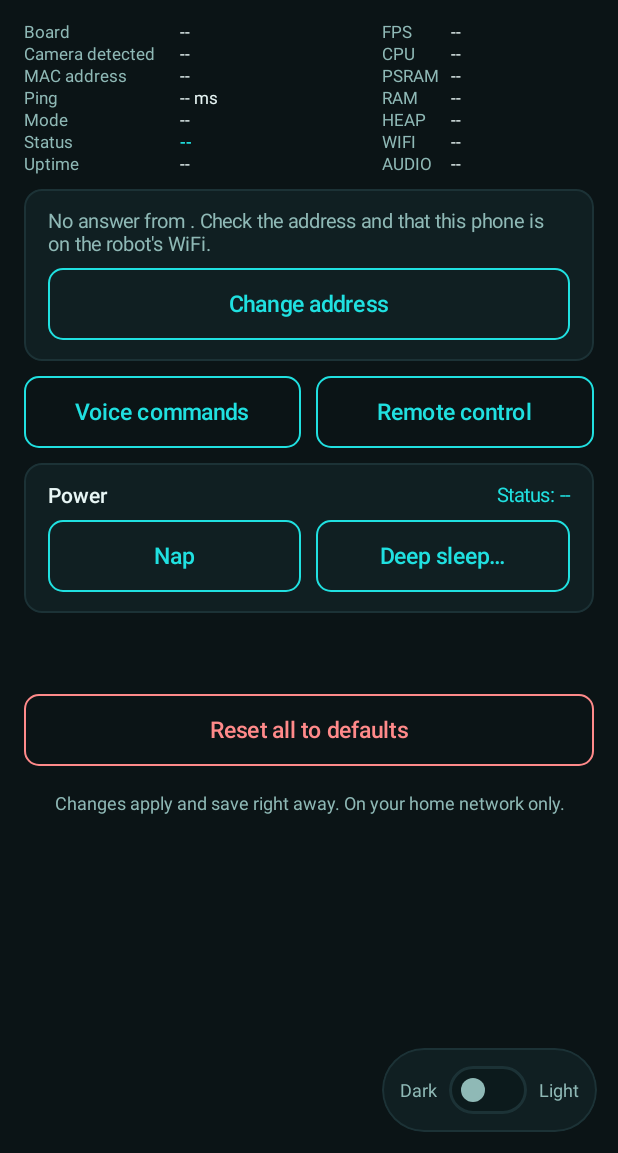
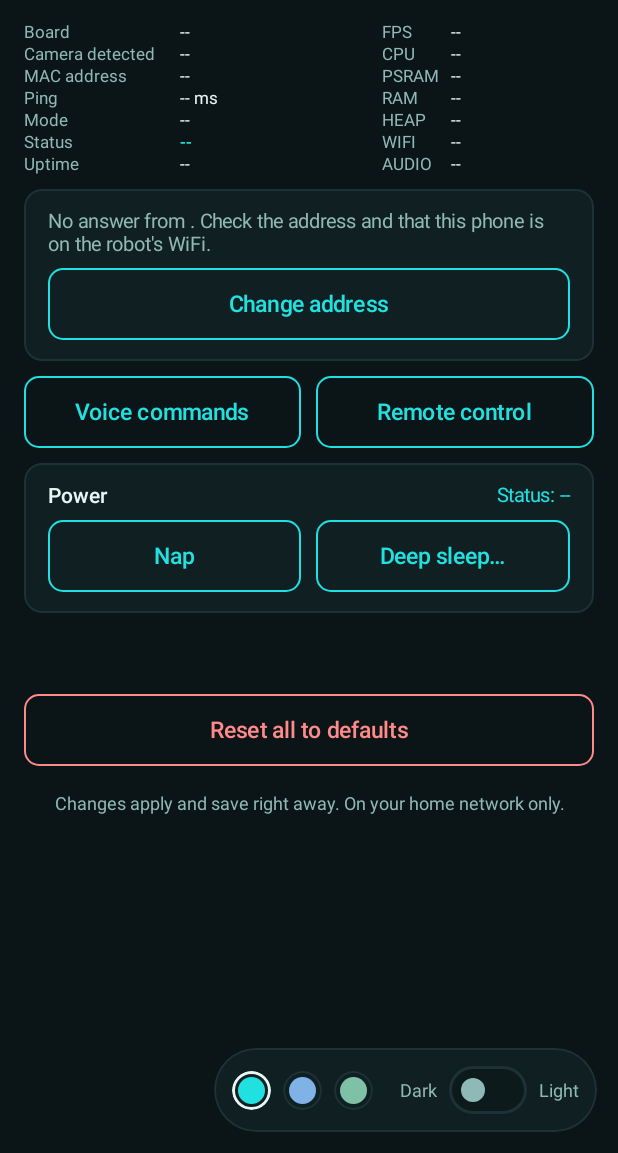
Before and after one commit to txrx007-hub/jarvis-robot-android, an Android app built with Jetpack Compose: the composable MainScreen shown on its own in the app's theme, on a phone screen of 412 x 824 dp, the part 83-1236 px from its top. Run offline under Robolectric (Android 15) with nearby library versions, the phone set to English and light mode, and no system bars.

Commit message:
App v2.2: colour themes (Classic, Blueberry, Succulent) and a tablet layout for the unfolded Galaxy Z Fold7
Width >= 600 dp switches live to a menu on the left and the chosen section on the right; the cover screen keeps the single column. Palette chooser next to the day/night switch, photo backgrounds at 40%. Manifest handles fold/unfold without restarting the activity.

Co-Authored-By: Claude Sonnet 5.5 <noreply@anthropic.com>

```diff
--- a/app/build.gradle.kts
+++ b/app/build.gradle.kts
@@ -13,8 +13,8 @@ android {
         applicationId = "com.jarvis.robot"
         minSdk = 26
         targetSdk = 35
-        versionCode = 3
-        versionName = "2.1"
+        versionCode = 4
+        versionName = "2.2"
     }
 
     buildTypes {
--- a/app/src/main/AndroidManifest.xml
+++ b/app/src/main/AndroidManifest.xml
@@ -17,7 +17,8 @@
         <activity
             android:name=".MainActivity"
             android:exported="true"
-            android:configChanges="orientation|screenSize|keyboardHidden"
+            android:configChanges="orientation|screenSize|smallestScreenSize|screenLayout|density|uiMode|keyboardHidden"
+            android:resizeableActivity="true"
             android:windowSoftInputMode="adjustResize">
             <intent-filter>
                 <action android:name="android.intent.action.MAIN" />
--- a/app/src/main/java/com/jarvis/robot/Components.kt
+++ b/app/src/main/java/com/jarvis/robot/Components.kt
@@ -4,6 +4,7 @@ import android.app.TimePickerDialog
 import androidx.compose.foundation.BorderStroke
 import androidx.compose.foundation.background
 import androidx.compose.foundation.border
+import androidx.compose.foundation.clickable
 import androidx.compose.foundation.gestures.detectTapGestures
 import androidx.compose.foundation.layout.Arrangement
 import androidx.compose.foundation.layout.Box
@@ -18,6 +19,7 @@ import androidx.compose.foundation.layout.height
 import androidx.compose.foundation.layout.padding
 import androidx.compose.foundation.layout.size
 import androidx.compose.foundation.layout.width
+import androidx.compose.foundation.shape.CircleShape
 import androidx.compose.foundation.shape.RoundedCornerShape
 import androidx.compose.foundation.text.KeyboardActions
 import androidx.compose.foundation.text.KeyboardOptions
@@ -83,7 +85,7 @@ fun JCard(modifier: Modifier = Modifier, content: @Composable ColumnScope.() ->
         modifier = modifier
             .fillMaxWidth()
             .clip(RoundedCornerShape(12.dp))
-            .background(p.card)
+            .background(if (p.photo != null) p.card.copy(alpha = 0.9f) else p.card)
             .border(1.dp, p.border, RoundedCornerShape(12.dp))
             .padding(horizontal = 16.dp, vertical = 14.dp),
         verticalArrangement = Arrangement.spacedBy(8.dp),
@@ -192,12 +194,15 @@ private fun InfoColumn(rows: List<Pair<String, String>>, labelWidth: Int, highli
 // ------------------------------------------------------------------ voice commands
 
 @Composable
-fun VoiceCommandsPanel() {
+fun VoiceCommandsPanel(columns: Int = 1) {
     val p = LocalPalette.current
     Column(verticalArrangement = Arrangement.spacedBy(8.dp)) {
         Text("Original commands (cyan): understood by the brain, work with any server.", color = p.accent, fontSize = 12.sp)
         Text("Instant commands (orange): only with your own server. Done at once, no brain, no waiting; they keep working when the brain is down.", color = p.instant, fontSize = 12.sp)
-        for ((group, items) in VOICE_COMMANDS) {
+        Row(horizontalArrangement = Arrangement.spacedBy(10.dp)) {
+            for (c in 0 until columns) {
+                Column(Modifier.weight(1f), verticalArrangement = Arrangement.spacedBy(8.dp)) {
+                    for ((group, items) in VOICE_COMMANDS.filterIndexed { i, _ -> i % columns == c }) {
                         val instant = items.any { it.instant }
                         JCard {
                             Text(group, color = if (instant) p.instant else p.accent, fontWeight = FontWeight.SemiBold, fontSize = 14.sp)
@@ -205,6 +210,9 @@ fun VoiceCommandsPanel() {
                                 Column {
                                     Text(item.title, color = p.text, fontSize = 14.sp)
                                     Text(item.example, color = p.muted, fontSize = 13.sp, fontStyle = FontStyle.Italic)
+                                }
+                            }
+                        }
                     }
                 }
             }
@@ -587,7 +595,13 @@ private fun TextRow(def: SettingDef, onSave: (String) -> Unit) {
 // ------------------------------------------------------------------ theme switch
 
 @Composable
-fun ThemeSwitch(modifier: Modifier = Modifier, onChange: (ThemeMode) -> Unit) {
+fun ThemeSwitch(
+    modifier: Modifier = Modifier,
+    palette: AppPalette? = null,
+    compact: Boolean = false, // narrower spacing, for the tablet menu
+    onPalette: (AppPalette) -> Unit = {},
+    onChange: (ThemeMode) -> Unit,
+) {
     val p = LocalPalette.current
     val shape = RoundedCornerShape(50)
     Row(
@@ -595,12 +609,33 @@ fun ThemeSwitch(modifier: Modifier = Modifier, onChange: (ThemeMode) -> Unit) {
             .clip(shape)
             .background(p.card)
             .border(1.dp, p.border, shape)
-            .padding(horizontal = 12.dp, vertical = 4.dp),
+            .padding(horizontal = if (compact) 8.dp else 12.dp, vertical = 4.dp),
         verticalAlignment = Alignment.CenterVertically,
-        horizontalArrangement = Arrangement.spacedBy(8.dp),
+        horizontalArrangement = Arrangement.spacedBy(if (compact) 5.dp else 8.dp),
     ) {
-        Text("Dark", color = p.muted, fontSize = 12.sp)
+        if (palette != null) {
+            for (option in AppPalette.entries) PaletteDot(option, selected = option == palette) { onPalette(option) }
+            Spacer(Modifier.width(2.dp))
+        }
+        Text("Dark", color = p.muted, fontSize = 12.sp, maxLines = 1, softWrap = false)
         Switch(checked = !p.isDark, onCheckedChange = { onChange(if (it) ThemeMode.LIGHT else ThemeMode.DARK) }, colors = jSwitchColors())
-        Text("Light", color = p.muted, fontSize = 12.sp)
+        Text("Light", color = p.muted, fontSize = 12.sp, maxLines = 1, softWrap = false)
     }
 }
+
+/** A small round swatch of a colour theme (its dark accent, ringed when it is the chosen one). */
+@Composable
+fun PaletteDot(option: AppPalette, selected: Boolean, onClick: () -> Unit) {
+    val p = LocalPalette.current
+    val accent = paletteFor(option, true).accent
+    Box(
+        modifier = Modifier
+            .size(26.dp)
+            .clip(CircleShape)
+            .border(if (selected) 2.dp else 1.dp, if (selected) p.text else p.border, CircleShape)
+            .padding(4.dp)
+            .clip(CircleShape)
+            .background(accent)
+            .clickable(onClick = onClick),
+    )
+}
--- a/app/src/main/java/com/jarvis/robot/MainActivity.kt
+++ b/app/src/main/java/com/jarvis/robot/MainActivity.kt
@@ -45,7 +45,7 @@ class MainActivity : ComponentActivity() {
         enableEdgeToEdge()
         NetworkUtil.bindToWifi(applicationContext)
         setContent {
-            JarvisTheme(vm.themeMode) { Root(vm) }
+            JarvisTheme(vm.themeMode, vm.palette) { Root(vm) }
         }
     }
 
--- a/app/src/main/java/com/jarvis/robot/Screens.kt
+++ b/app/src/main/java/com/jarvis/robot/Screens.kt
@@ -15,6 +15,7 @@ import androidx.compose.foundation.layout.navigationBarsPadding
 import androidx.compose.foundation.layout.padding
 import androidx.compose.foundation.layout.size
 import androidx.compose.foundation.layout.statusBarsPadding
+import androidx.compose.foundation.layout.widthIn
 import androidx.compose.foundation.rememberScrollState
 import androidx.compose.foundation.shape.CircleShape
 import androidx.compose.foundation.text.KeyboardOptions
@@ -35,6 +36,7 @@ import androidx.compose.runtime.setValue
 import androidx.compose.ui.Alignment
 import androidx.compose.ui.Modifier
 import androidx.compose.ui.draw.clip
+import androidx.compose.ui.platform.LocalConfiguration
 import androidx.compose.ui.platform.LocalContext
 import androidx.compose.ui.text.font.FontWeight
 import androidx.compose.ui.text.input.KeyboardType
@@ -58,6 +60,8 @@ data class MainUiState(
     val sleepingNow: Boolean = false,
     val serverFeedback: Feedback? = null,
     val backendPin: String = "",
+    val themeMode: ThemeMode = ThemeMode.SYSTEM,
+    val palette: AppPalette = AppPalette.CLASSIC,
 )
 
 /** What the main screen can ask for; the ViewModel implements these, tests and previews pass no-ops. */
@@ -70,6 +74,7 @@ class MainActions(
     val onSave: (key: String, value: String) -> Unit = { _, _ -> },
     val onReset: ((Boolean) -> Unit) -> Unit = {},
     val onTheme: (ThemeMode) -> Unit = {},
+    val onPalette: (AppPalette) -> Unit = {},
     val onSetVolume: (Int) -> Unit = {},
     val onSetServer: (String) -> Unit = {},
 )
@@ -90,6 +95,8 @@ fun MainScreen(vm: RobotViewModel, onChangeAddress: () -> Unit) {
         sleepingNow = vm.sleepingNow,
         serverFeedback = vm.serverFeedback,
         backendPin = vm.backendPin,
+        themeMode = vm.themeMode,
+        palette = vm.palette,
     )
     val actions = remember(vm) {
         MainActions(
@@ -101,6 +108,7 @@ fun MainScreen(vm: RobotViewModel, onChangeAddress: () -> Unit) {
             onSave = vm::save,
             onReset = vm::resetAll,
             onTheme = vm::setTheme,
+            onPalette = vm::choosePalette,
             onSetVolume = vm::setVolume,
             onSetServer = vm::setServer,
         )
@@ -108,8 +116,29 @@ fun MainScreen(vm: RobotViewModel, onChangeAddress: () -> Unit) {
     MainContent(state, actions)
 }
 
+/** Width from which the screen is laid out as a tablet (the Fold's inner screen); below it the single column of the phone. */
+const val TABLET_MIN_DP = 600
+
+/** Picks the layout from the window's width, so folding or unfolding the phone switches it live. */
 @Composable
 fun MainContent(
+    state: MainUiState,
+    actions: MainActions,
+    initialShowVoice: Boolean = false,
+    initialShowRemote: Boolean = false,
+    initialOpenGroups: Set<String> = emptySet(),
+    initialScrollPx: Int = 0,
+    initialSection: String = SECTION_OVERVIEW,
+) {
+    if (LocalConfiguration.current.screenWidthDp >= TABLET_MIN_DP) {
+        TabletContent(state, actions, initialSection)
+    } else {
+        PhoneContent(state, actions, initialShowVoice, initialShowRemote, initialOpenGroups, initialScrollPx)
+    }
+}
+
+@Composable
+fun PhoneContent(
     state: MainUiState,
     actions: MainActions,
     initialShowVoice: Boolean = false,
@@ -125,7 +154,8 @@ fun MainContent(
     var resetNote by remember { mutableStateOf<Feedback?>(null) }
     val status = state.status
 
-    Box(Modifier.fillMaxSize().background(p.bg)) {
+    Box(Modifier.fillMaxSize()) {
+        ThemeBackdrop()
         Column(
             modifier = Modifier
                 .fillMaxSize()
@@ -152,7 +182,8 @@ fun MainContent(
                 TextButton(onClick = actions.onChangeAddress) { Text("Address", color = p.accent) }
             }
 
-            InfoTable(status, state.pingText)
+            // On a theme with a photo the table sits on a card, so the small text stays readable.
+            if (p.photo != null) JCard { InfoTable(status, state.pingText) } else InfoTable(status, state.pingText)
 
             if (!state.online) {
                 JCard {
@@ -227,6 +258,8 @@ fun MainContent(
 
         ThemeSwitch(
             modifier = Modifier.align(Alignment.BottomEnd).navigationBarsPadding().padding(14.dp),
+            palette = state.palette,
+            onPalette = actions.onPalette,
             onChange = actions.onTheme,
         )
     }
@@ -261,9 +294,11 @@ fun ConnectScreen(vm: RobotViewModel, canCancel: Boolean, onDone: () -> Unit) {
     var scanNote by remember { mutableStateOf<String?>(null) }
     val found = remember { mutableStateListOf<String>() }
 
-    Box(Modifier.fillMaxSize().background(p.bg)) {
+    Box(Modifier.fillMaxSize(), contentAlignment = Alignment.TopCenter) {
+        ThemeBackdrop()
         Column(
             modifier = Modifier
+                .widthIn(max = 560.dp) // on the unfolded screen the form stays a readable width in the middle
                 .fillMaxSize()
                 .statusBarsPadding()
                 .navigationBarsPadding()
--- a/app/src/main/java/com/jarvis/robot/Theme.kt
+++ b/app/src/main/java/com/jarvis/robot/Theme.kt
@@ -1,6 +1,10 @@
 package com.jarvis.robot
 
+import androidx.compose.foundation.Image
+import androidx.compose.foundation.background
 import androidx.compose.foundation.isSystemInDarkTheme
+import androidx.compose.foundation.layout.Box
+import androidx.compose.foundation.layout.fillMaxSize
 import androidx.compose.material3.MaterialTheme
 import androidx.compose.material3.Typography
 import androidx.compose.material3.darkColorScheme
@@ -8,7 +12,11 @@ import androidx.compose.material3.lightColorScheme
 import androidx.compose.runtime.Composable
 import androidx.compose.runtime.CompositionLocalProvider
 import androidx.compose.runtime.staticCompositionLocalOf
+import androidx.compose.ui.Modifier
+import androidx.compose.ui.draw.alpha
 import androidx.compose.ui.graphics.Color
+import androidx.compose.ui.layout.ContentScale
+import androidx.compose.ui.res.painterResource
 
 /** The landing page's colour tokens, dark and light. */
 data class Palette(
@@ -23,7 +31,11 @@ data class Palette(
     val instant: Color,
     val field: Color,
     val isDark: Boolean,
+    val photo: Int? = null, // drawable shown at 40% behind the screen
 )
+
+/** The colour themes (same three as the backend panel); each has a dark and a light version. */
+enum class AppPalette(val label: String) { CLASSIC("Classic"), BLUEBERRY("Blueberry"), SUCCULENT("Succulent") }
 
 val DarkPalette = Palette(
     bg = Color(0xFF0B1416), card = Color(0xFF101F22), border = Color(0xFF1C3236),
@@ -37,16 +49,39 @@ val LightPalette = Palette(
     danger = Color(0xFFC0392B), success = Color(0xFF1B8F5A), instant = Color(0xFFB3560A), field = Color(0xFFF3F8F8), isDark = false,
 )
 
+private val BlueberryDark = DarkPalette.copy(
+    bg = Color(0xFF12181D), card = Color(0xFF112A40), border = Color(0xFF1D4668), accent = Color(0xFF7FB2E5),
+    text = Color(0xFFE8F2FC), muted = Color(0xFFA7BDD6), field = Color(0xFF0E1D2C), photo = R.drawable.theme_blueberry,
+)
+private val BlueberryLight = LightPalette.copy(
+    bg = Color(0xFFE8F2FC), card = Color(0xFFF7FAFE), border = Color(0xFFBFD4EB), accent = Color(0xFF3273AF),
+    text = Color(0xFF1C2227), muted = Color(0xFF4D6580), field = Color(0xFFEEF4FB), photo = R.drawable.theme_blueberry,
+)
+private val SucculentDark = DarkPalette.copy(
+    bg = Color(0xFF11171B), card = Color(0xFF11322F), border = Color(0xFF1D5A4C), accent = Color(0xFF7FC1A6),
+    text = Color(0xFFE6EEE2), muted = Color(0xFFA3B8AA), field = Color(0xFF0D2224), photo = R.drawable.theme_succulent,
+)
+private val SucculentLight = LightPalette.copy(
+    bg = Color(0xFFE8EDE4), card = Color(0xFFF6F8F3), border = Color(0xFFBBC5B4), accent = Color(0xFF1B6B55),
+    text = Color(0xFF171D24), muted = Color(0xFF556A5E), field = Color(0xFFEDF1E9), photo = R.drawable.theme_succulent,
+)
+
+fun paletteFor(palette: AppPalette, dark: Boolean): Palette = when (palette) {
+    AppPalette.CLASSIC -> if (dark) DarkPalette else LightPalette
+    AppPalette.BLUEBERRY -> if (dark) BlueberryDark else BlueberryLight
+    AppPalette.SUCCULENT -> if (dark) SucculentDark else SucculentLight
+}
+
 val LocalPalette = staticCompositionLocalOf { DarkPalette }
 
 @Composable
-fun JarvisTheme(mode: ThemeMode, content: @Composable () -> Unit) {
+fun JarvisTheme(mode: ThemeMode, palette: AppPalette = AppPalette.CLASSIC, content: @Composable () -> Unit) {
     val dark = when (mode) {
         ThemeMode.DARK -> true
         ThemeMode.LIGHT -> false
         ThemeMode.SYSTEM -> isSystemInDarkTheme()
     }
-    val p = if (dark) DarkPalette else LightPalette
+    val p = paletteFor(palette, dark)
     val scheme = if (dark) {
         darkColorScheme(
             primary = p.accent, onPrimary = p.bg, background = p.bg, onBackground = p.text,
@@ -64,3 +99,17 @@ fun JarvisTheme(mode: ThemeMode, content: @Composable () -> Unit) {
         MaterialTheme(colorScheme = scheme, typography = Typography(), content = content)
     }
 }
+
+/** The screen background: the palette's colour, plus its photo at 40% when the theme has one. */
+@Composable
+fun ThemeBackdrop(modifier: Modifier = Modifier) {
+    val p = LocalPalette.current
+    Box(modifier.fillMaxSize().background(p.bg)) {
+        p.photo?.let {
+            Image(painterResource(it), contentDescription = null, contentScale = ContentScale.Crop,
+                modifier = Modifier.fillMaxSize().alpha(PHOTO_ALPHA))
+        }
+    }
+}
+
+const val PHOTO_ALPHA = 0.4f
```
Also changed, not shown: app/src/main/java/com/jarvis/robot/RobotViewModel.kt (+11 -0 lines), app/src/main/java/com/jarvis/robot/Tablet.kt (added, +336 -0 lines), app/src/main/res/drawable-nodpi/theme_blueberry.webp (added), app/src/main/res/drawable-nodpi/theme_succulent.webp (added), 1 other file. Lines whose indentation alone changed are shown as unchanged.
